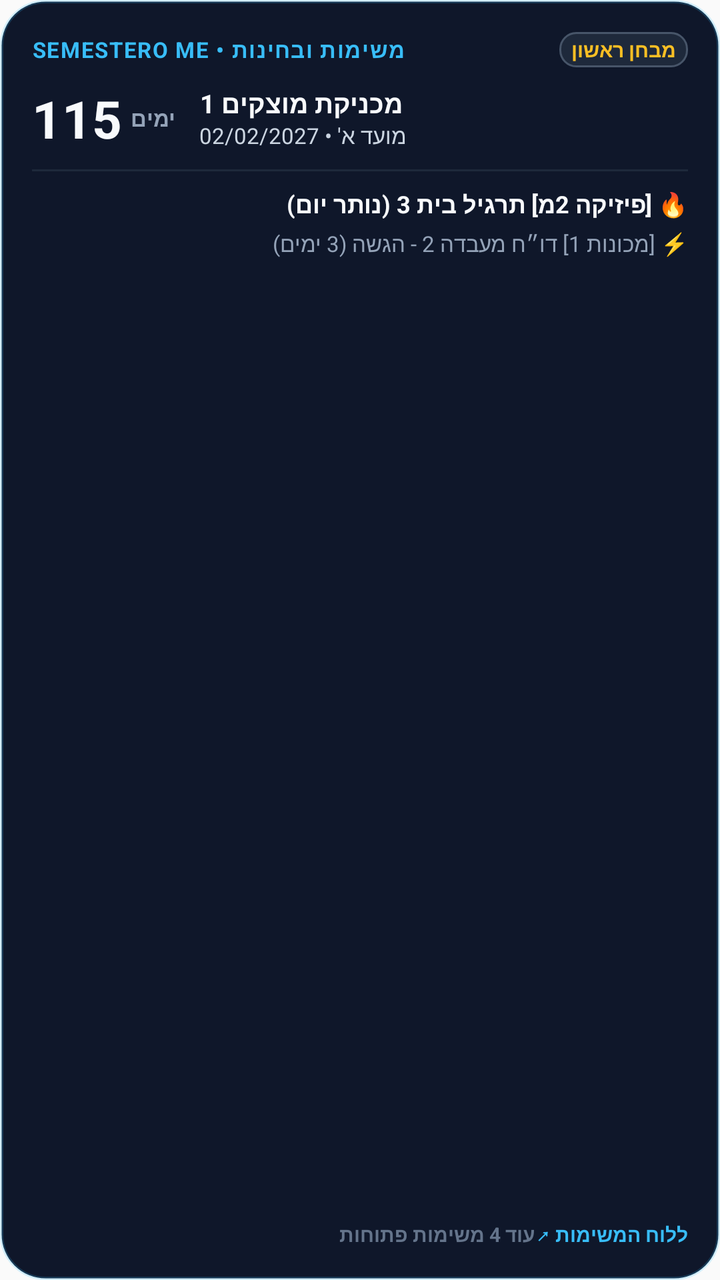
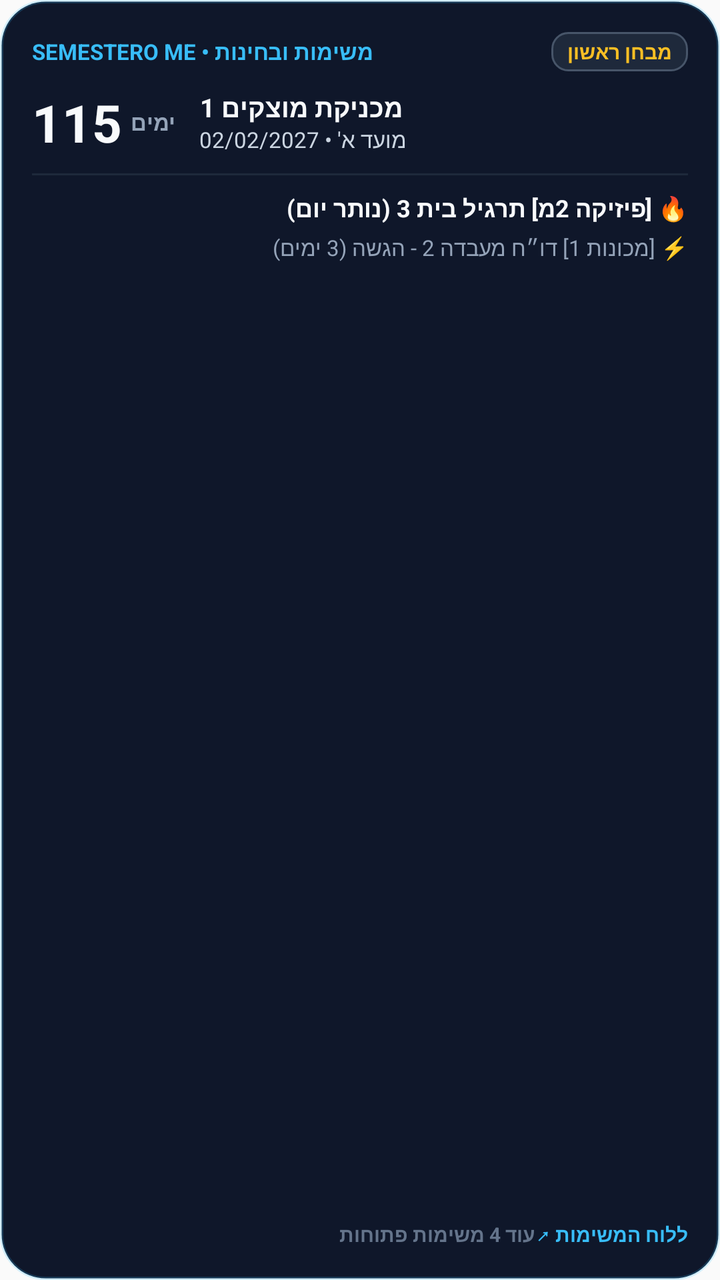

Two renders of the same Android screen: before a commit and after it. Below are the layout's source before the change and the commit's diff.
<!-- AndroidManifest.xml: application theme AppTheme -->
<!-- res/layout/widget_tasks_exam.xml -->
<?xml version="1.0" encoding="utf-8"?>
<LinearLayout xmlns:android="http://schemas.android.com/apk/res/android"
    android:id="@+id/widget_tasks_root"
    android:layout_width="match_parent"
    android:layout_height="match_parent"
    android:background="@drawable/widget_card_bg"
    android:orientation="vertical"
    android:padding="16dp">

    
    <LinearLayout
        android:layout_width="match_parent"
        android:layout_height="wrap_content"
        android:orientation="horizontal"
        android:gravity="center_vertical">

        <TextView
            android:layout_width="0dp"
            android:layout_height="wrap_content"
            android:layout_weight="1"
            android:text="SEMESTERO ME • משימות ובחינות"
            android:textColor="#38bdf8"
            android:textSize="11sp"
            android:textStyle="bold"
            android:letterSpacing="0.05" />

        <TextView
            android:id="@+id/widget_exam_countdown_badge"
            android:layout_width="wrap_content"
            android:layout_height="wrap_content"
            android:background="@drawable/widget_badge_bg"
            android:paddingHorizontal="6dp"
            android:paddingVertical="2dp"
            android:text="מבחן ראשון"
            android:textColor="#fbbf24"
            android:textSize="10sp"
            android:textStyle="bold" />
    </LinearLayout>

    
    <LinearLayout
        android:layout_width="match_parent"
        android:layout_height="wrap_content"
        android:layout_marginTop="8dp"
        android:orientation="horizontal"
        android:gravity="center_vertical">

        <TextView
            android:id="@+id/widget_exam_huge_days"
            android:layout_width="wrap_content"
            android:layout_height="wrap_content"
            android:text="115"
            android:textColor="#f8fafc"
            android:textSize="26sp"
            android:textStyle="bold" />

        <TextView
            android:layout_width="wrap_content"
            android:layout_height="wrap_content"
            android:layout_marginStart="4dp"
            android:text="ימים"
            android:textColor="#94a3b8"
            android:textSize="11sp"
            android:textStyle="bold" />

        <LinearLayout
            android:layout_width="0dp"
            android:layout_height="wrap_content"
            android:layout_weight="1"
            android:layout_marginStart="12dp"
            android:orientation="vertical">

            <TextView
                android:id="@+id/widget_exam_title"
                android:layout_width="wrap_content"
                android:layout_height="wrap_content"
                android:text="מכניקת מוצקים 1"
                android:textColor="#f8fafc"
                android:textSize="13sp"
                android:textStyle="bold"
                android:maxLines="1"
                android:ellipsize="end" />

            <TextView
                android:id="@+id/widget_exam_sub"
                android:layout_width="wrap_content"
                android:layout_height="wrap_content"
                android:text="מועד א' • 02/02/2027"
                android:textColor="#cbd5e1"
                android:textSize="11sp" />
        </LinearLayout>
    </LinearLayout>

    
    <View
        android:layout_width="match_parent"
        android:layout_height="1dp"
        android:layout_marginVertical="8dp"
        android:background="#1e293b" />

    
    <LinearLayout
        android:layout_width="match_parent"
        android:layout_height="wrap_content"
        android:orientation="vertical">

        <TextView
            android:id="@+id/widget_task_item_1"
            android:layout_width="match_parent"
            android:layout_height="wrap_content"
            android:text="🔥 [פיזיקה 2מ] תרגיל בית 3 (נותר יום)"
            android:textColor="#f8fafc"
            android:textSize="12sp"
            android:textStyle="bold"
            android:maxLines="1"
            android:ellipsize="end" />

        <TextView
            android:id="@+id/widget_task_item_2"
            android:layout_width="match_parent"
            android:layout_height="wrap_content"
            android:layout_marginTop="4dp"
            android:text="⚡ [מכונות 1] דו״ח מעבדה 2 - הגשה (3 ימים)"
            android:textColor="#94a3b8"
            android:textSize="11sp"
            android:maxLines="1"
            android:ellipsize="end" />
    </LinearLayout>

    
    <View
        android:layout_width="match_parent"
        android:layout_height="0dp"
        android:layout_weight="1" />

    
    <LinearLayout
        android:layout_width="match_parent"
        android:layout_height="wrap_content"
        android:orientation="horizontal"
        android:gravity="center_vertical">

        <TextView
            android:id="@+id/widget_tasks_count_summary"
            android:layout_width="0dp"
            android:layout_height="wrap_content"
            android:layout_weight="1"
            android:text="עוד 4 משימות פתוחות"
            android:textColor="#64748b"
            android:textSize="10sp"
            android:textStyle="bold" />

        <TextView
            android:layout_width="wrap_content"
            android:layout_height="wrap_content"
            android:text="ללוח המשימות ↗"
            android:textColor="#38bdf8"
            android:textSize="10sp"
            android:textStyle="bold" />
    </LinearLayout>
</LinearLayout>
<!-- resources referenced by this layout -->
<resources>
  <!-- drawable widget_badge_bg (drawable) -->
  <?xml version="1.0" encoding="utf-8"?>
  <shape xmlns:android="http://schemas.android.com/apk/res/android"
      android:shape="rectangle">
      <solid android:color="#1e293b" />
      <corners android:radius="8dp" />
      <stroke
          android:width="1dp"
          android:color="#475569" />
  </shape>
  <!-- drawable widget_card_bg (drawable) -->
  <?xml version="1.0" encoding="utf-8"?>
  <shape xmlns:android="http://schemas.android.com/apk/res/android"
      android:shape="rectangle">
      <solid android:color="#0f172a" />
      <corners android:radius="22dp" />
      <stroke
          android:width="1.5dp"
          android:color="#3338bdf8" />
  </shape>
  <style name="AppTheme" parent="Theme.AppCompat.Light.DarkActionBar">
          
          <item name="colorPrimary">@color/colorPrimary</item>
          <item name="colorPrimaryDark">@color/colorPrimaryDark</item>
          <item name="colorAccent">@color/colorAccent</item>
      </style>
</resources>

<!-- the commit's change to res/layout/widget_tasks_exam.xml (unified diff, before → after) -->
@@ -21,16 +21,17 @@
             android:text="SEMESTERO ME • משימות ובחינות"
             android:textColor="#38bdf8"
             android:textSize="11sp"
-            android:textStyle="bold"
-            android:letterSpacing="0.05" />
+            android:textStyle="bold" />
 
         <TextView
             android:id="@+id/widget_exam_countdown_badge"
             android:layout_width="wrap_content"
             android:layout_height="wrap_content"
             android:background="@drawable/widget_badge_bg"
-            android:paddingHorizontal="6dp"
-            android:paddingVertical="2dp"
+            android:paddingLeft="8dp"
+            android:paddingRight="8dp"
+            android:paddingTop="3dp"
+            android:paddingBottom="3dp"
             android:text="מבחן ראשון"
             android:textColor="#fbbf24"
             android:textSize="10sp"
@@ -92,10 +93,11 @@
     </LinearLayout>
 
     
-    <View
+    <FrameLayout
         android:layout_width="match_parent"
         android:layout_height="1dp"
-        android:layout_marginVertical="8dp"
+        android:layout_marginTop="8dp"
+        android:layout_marginBottom="8dp"
         android:background="#1e293b" />
 
     
@@ -128,7 +130,7 @@
     </LinearLayout>
 
     
-    <View
+    <FrameLayout
         android:layout_width="match_parent"
         android:layout_height="0dp"
         android:layout_weight="1" />
